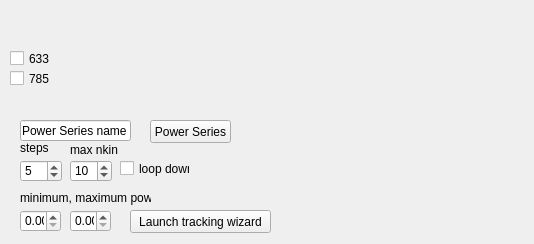
First picture: the form in mine/Lab_5/setup_gui.ui, repository eoinell/NP_ee306, before the edit.
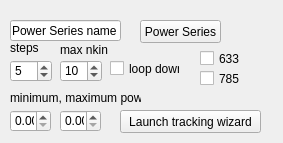
Second picture: the form after the edit.

```diff
--- a/mine/Lab_5/setup_gui.ui
+++ b/mine/Lab_5/setup_gui.ui
@@ -6,8 +6,8 @@
    <rect>
     <x>0</x>
     <y>0</y>
-    <width>534</width>
-    <height>244</height>
+    <width>283</width>
+    <height>143</height>
    </rect>
   </property>
   <property name="windowTitle">
@@ -16,8 +16,8 @@
   <widget class="QPushButton" name="pushButton_Power_Series">
    <property name="geometry">
     <rect>
-     <x>150</x>
-     <y>120</y>
+     <x>140</x>
+     <y>20</y>
      <width>81</width>
      <height>23</height>
     </rect>
@@ -29,8 +29,8 @@
   <widget class="QLineEdit" name="lineEdit_Power_Series_Name">
    <property name="geometry">
     <rect>
-     <x>20</x>
-     <y>120</y>
+     <x>10</x>
+     <y>20</y>
      <width>111</width>
      <height>21</height>
     </rect>
@@ -45,8 +45,8 @@
   <widget class="QPushButton" name="pushButton_particletrack">
    <property name="geometry">
     <rect>
-     <x>130</x>
-     <y>210</y>
+     <x>120</x>
+     <y>110</y>
      <width>141</width>
      <height>23</height>
     </rect>
@@ -58,7 +58,7 @@
   <widget class="QCheckBox" name="checkBox_633">
    <property name="geometry">
     <rect>
-     <x>10</x>
+     <x>200</x>
      <y>50</y>
      <width>70</width>
      <height>17</height>
@@ -71,7 +71,7 @@
   <widget class="QCheckBox" name="checkBox_785">
    <property name="geometry">
     <rect>
-     <x>10</x>
+     <x>200</x>
      <y>70</y>
      <width>70</width>
      <height>17</height>
@@ -84,8 +84,8 @@
   <widget class="QSpinBox" name="spinBox_max_nkin">
    <property name="geometry">
     <rect>
-     <x>70</x>
-     <y>160</y>
+     <x>60</x>
+     <y>60</y>
      <width>42</width>
      <height>22</height>
     </rect>
@@ -100,8 +100,8 @@
   <widget class="QSpinBox" name="spinBox_steps">
    <property name="geometry">
     <rect>
-     <x>20</x>
-     <y>160</y>
+     <x>10</x>
+     <y>60</y>
      <width>42</width>
      <height>22</height>
     </rect>
@@ -113,8 +113,8 @@
   <widget class="QLabel" name="label_3">
    <property name="geometry">
     <rect>
-     <x>20</x>
-     <y>140</y>
+     <x>10</x>
+     <y>40</y>
      <width>46</width>
      <height>16</height>
     </rect>
@@ -126,8 +126,8 @@
   <widget class="QLabel" name="label_5">
    <property name="geometry">
     <rect>
-     <x>70</x>
-     <y>140</y>
+     <x>60</x>
+     <y>40</y>
      <width>61</width>
      <height>20</height>
     </rect>
@@ -139,8 +139,8 @@
   <widget class="QCheckBox" name="checkBox_loop_down">
    <property name="geometry">
     <rect>
-     <x>120</x>
-     <y>160</y>
+     <x>110</x>
+     <y>60</y>
      <width>70</width>
      <height>17</height>
     </rect>
@@ -152,8 +152,8 @@
   <widget class="QDoubleSpinBox" name="doubleSpinBox_minpower">
    <property name="geometry">
     <rect>
-     <x>20</x>
-     <y>210</y>
+     <x>10</x>
+     <y>110</y>
      <width>41</width>
      <height>22</height>
     </rect>
@@ -162,8 +162,8 @@
   <widget class="QDoubleSpinBox" name="doubleSpinBox_maxpower">
    <property name="geometry">
     <rect>
-     <x>70</x>
-     <y>210</y>
+     <x>60</x>
+     <y>110</y>
      <width>41</width>
      <height>22</height>
     </rect>
@@ -172,8 +172,8 @@
   <widget class="QLabel" name="label_6">
    <property name="geometry">
     <rect>
-     <x>20</x>
-     <y>190</y>
+     <x>10</x>
+     <y>90</y>
      <width>131</width>
      <height>16</height>
     </rect>
```
